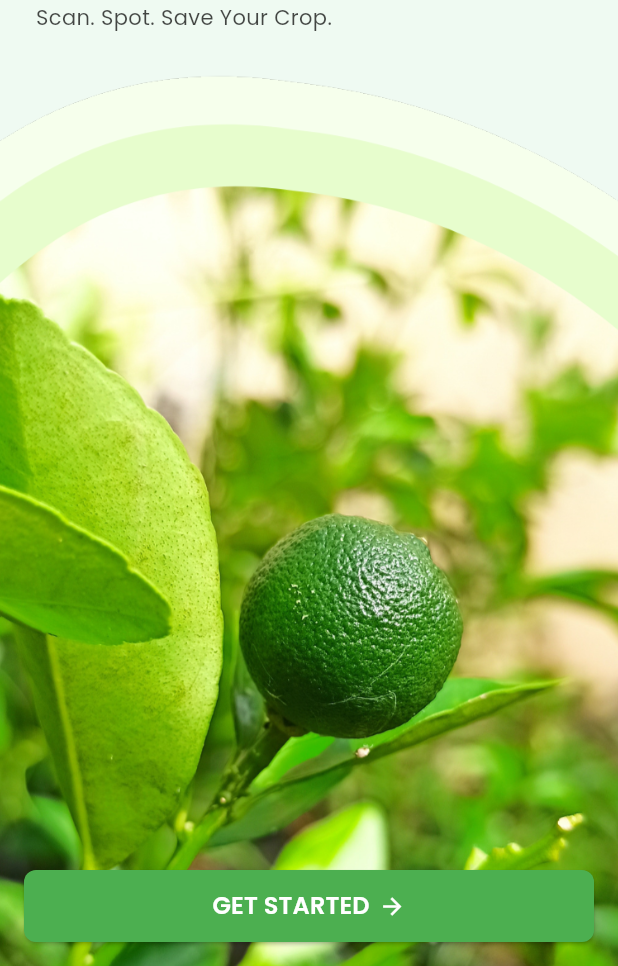
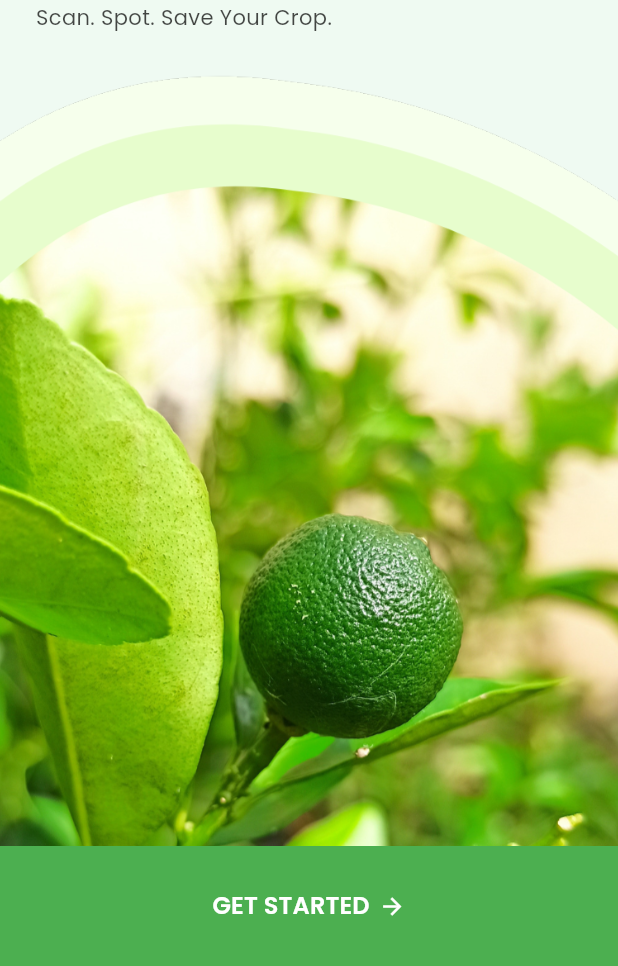
Before and after one commit to mnsling/calasense_mobileapp, a Flutter app: the screen it shows after launch, on a phone screen of 412 x 824 dp, the part 270-1236 px from its top. Run offline on Flutter 3.47's test engine with Material 3 defaults, Android fonts, the phone set to English and light mode, and no system bars; our stand-ins replace google_fonts.

Commit message:
update button

```diff
--- a/lib/main.dart
+++ b/lib/main.dart
@@ -27,8 +27,7 @@ class WelcomePage extends StatefulWidget {
   State<WelcomePage> createState() => _WelcomePageState();
 }
 
-class _WelcomePageState extends State<WelcomePage>
-    with TickerProviderStateMixin {
+class _WelcomePageState extends State<WelcomePage> with TickerProviderStateMixin {
   // Phase 1 (entrance)
   late final AnimationController _c;
   late final Animation<Offset> _slide;
@@ -42,11 +41,11 @@ class _WelcomePageState extends State<WelcomePage>
   bool _showImage = false;
   bool _showButton = false;
 
-  // Background & Button anims
+  // Background (bouncy) & Button (fade) anims
   late final AnimationController _bgCtrl;
-  late final Animation<Offset> _bgSlide; // bouncy slide
+  late final Animation<Offset> _bgSlide;
   late final AnimationController _btnCtrl;
-  late final Animation<double> _btnFade; // fade-in
+  late final Animation<double> _btnFade;
 
   @override
   void initState() {
@@ -60,7 +59,7 @@ class _WelcomePageState extends State<WelcomePage>
     _scale = CurvedAnimation(parent: _c, curve: Curves.elasticOut);
     _c.forward();
 
-    // Background (bouncy) & Button (fade)
+    // BG & Button controllers
     _bgCtrl  = AnimationController(vsync: this, duration: const Duration(milliseconds: 900));
     _bgSlide = Tween<Offset>(begin: const Offset(0, 0.25), end: Offset.zero)
         .animate(CurvedAnimation(parent: _bgCtrl, curve: Curves.elasticOut));
@@ -68,15 +67,15 @@ class _WelcomePageState extends State<WelcomePage>
     _btnCtrl = AnimationController(vsync: this, duration: const Duration(milliseconds: 450));
     _btnFade = CurvedAnimation(parent: _btnCtrl, curve: Curves.easeIn);
 
-    // Phase timing chain
+    // Phase timeline
     Future.delayed(const Duration(seconds: 2), () {
       if (!mounted) return;
       setState(() {
-        _brandAlignment = const Alignment(-0.92, -0.92); // top-left
+        _brandAlignment = const Alignment(-0.92, -0.92); // move to top-left
         _isCorner = true;
       });
 
-      // Tagline after travel
+      // Tagline after move
       Future.delayed(const Duration(milliseconds: 600), () {
         if (!mounted) return;
         setState(() => _showTagline = true);
@@ -113,7 +112,10 @@ class _WelcomePageState extends State<WelcomePage>
     final nameAlign = _isCorner ? TextAlign.left : TextAlign.center;
 
     return Scaffold(
+      // Keep top safe area, disable bottom so button can touch the edge
       body: SafeArea(
+        top: true,
+        bottom: false,
         child: Stack(
           children: [
             // Background image: bouncy slide-in, shifted down a bit
@@ -121,19 +123,19 @@ class _WelcomePageState extends State<WelcomePage>
               SlideTransition(
                 position: _bgSlide,
                 child: Transform.translate(
-                  offset: const Offset(0, 220), // tweak vertical placement
+                  offset: const Offset(0, 220), // adjust vertical placement
                   child: SizedBox(
                     height: MediaQuery.of(context).size.height,
                     width: double.infinity,
                     child: Image.asset(
-                      'assets/landingbg.png', // make sure it's declared in pubspec.yaml
+                      'assets/landingbg.png',
                       fit: BoxFit.cover,
                     ),
                   ),
                 ),
               ),
 
-            // Brand content: entrance center -> glide to corner
+            // Brand content
             AnimatedAlign(
               alignment: _brandAlignment,
               duration: const Duration(milliseconds: 600),
@@ -163,7 +165,6 @@ class _WelcomePageState extends State<WelcomePage>
                               letterSpacing: -1.5,
                             ),
                           ),
-                          // Tagline fade/slide (phase 2)
                           AnimatedSlide(
                             offset: _showTagline ? Offset.zero : const Offset(0, 0.15),
                             duration: const Duration(milliseconds: 300),
@@ -193,21 +194,22 @@ class _WelcomePageState extends State<WelcomePage>
               ),
             ),
 
-            // Button: fades in after bg appears
+            // Bottom button: spans full width & touches the bottom edge
             if (_showButton)
               Align(
                 alignment: Alignment.bottomCenter,
-                child: Padding(
-                  padding: const EdgeInsets.all(16),
-                  child: FadeTransition(
-                    opacity: _btnFade,
+                child: FadeTransition(
+                  opacity: _btnFade,
+                  child: SizedBox(
+                    width: double.infinity,
+                    height: 80,
                     child: ElevatedButton(
                       style: ElevatedButton.styleFrom(
-                        minimumSize: const Size(double.infinity, 48),
-                        backgroundColor: const Color(0xFF4CAF50),
-                        shape: RoundedRectangleBorder(
-                          borderRadius: BorderRadius.circular(8),
+                        backgroundColor: const Color(0xFF4CAF50), // or Colors.black
+                        shape: const RoundedRectangleBorder(
+                          borderRadius: BorderRadius.zero, // square corners to flush bottom
                         ),
+                        elevation: 0,
                       ),
                       onPressed: () {},
                       child: Row(
```
